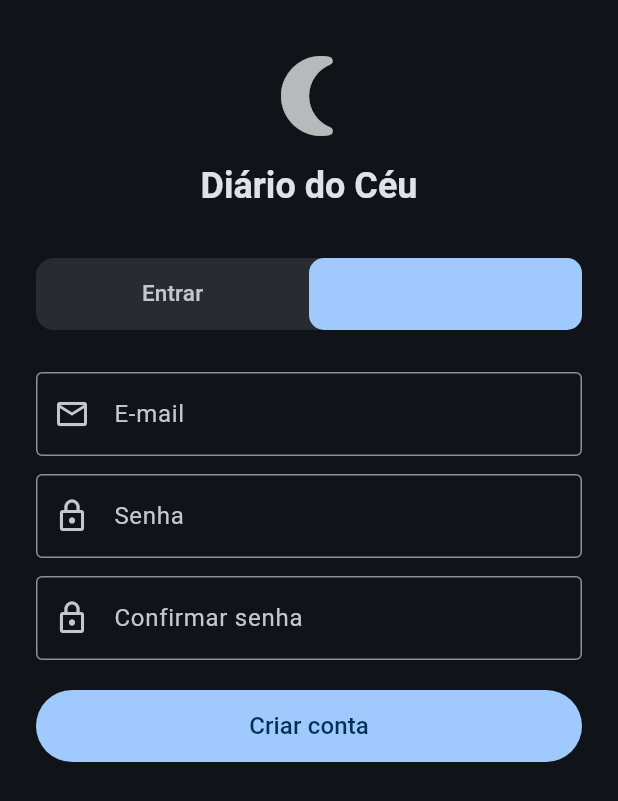
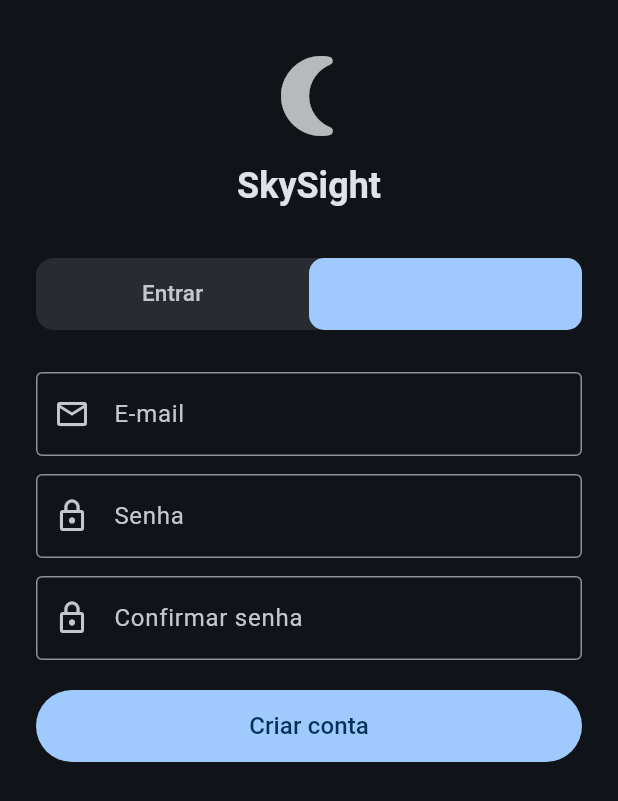
Before and after one commit to pietrabatista/ponderada-flutter-mobile, a Flutter app: the screen it shows after launch, on a phone screen of 412 x 824 dp. Shown: the top 801 px of the screen. Run offline on Flutter 3.47's test engine with Material 3 defaults, Android fonts, the phone set to English and light mode, and no system bars; our stand-ins replace flutter_local_notifications, geolocator, image_picker, share_plus, shared_preferences, supabase_flutter and 1 more; accounts and stored records are empty.

Commit message:
chore: renomeia app para SkySight

```diff
--- a/lib/main.dart
+++ b/lib/main.dart
@@ -57,7 +57,7 @@ class DiarioDoCeuApp extends StatelessWidget {
     }
 
     return MaterialApp(
-      title: 'Diário do Céu',
+      title: 'SkySight',
       debugShowCheckedModeBanner: false,
       theme: ThemeData(
         colorScheme: ColorScheme.fromSeed(
--- a/lib/screens/auth_screen.dart
+++ b/lib/screens/auth_screen.dart
@@ -37,7 +37,7 @@ class _AuthScreenState extends State<AuthScreen>
               const Icon(Icons.nightlight_round, size: 64, color: Colors.white70),
               const SizedBox(height: 12),
               Text(
-                'Diário do Céu',
+                'SkySight',
                 style: Theme.of(context).textTheme.headlineSmall?.copyWith(
                       fontWeight: FontWeight.bold,
                     ),
--- a/lib/screens/home_screen.dart
+++ b/lib/screens/home_screen.dart
@@ -21,7 +21,7 @@ class HomeScreen extends StatelessWidget {
   Widget build(BuildContext context) {
     return Scaffold(
       appBar: AppBar(
-        title: const Text('Diário do Céu'),
+        title: const Text('SkySight'),
         centerTitle: false,
       ),
       body: ListView(
--- a/lib/screens/observation_detail_screen.dart
+++ b/lib/screens/observation_detail_screen.dart
@@ -22,7 +22,7 @@ class ObservationDetailScreen extends StatelessWidget {
   }
 
   String get _shareText {
-    return 'Vi ${observation.titulo} em $_formattedDate! via Diário do Céu ✨';
+    return 'Vi ${observation.titulo} em $_formattedDate! via SkySight ✨';
   }
 
   Future<void> _share(BuildContext context) async {
--- a/pubspec.yaml
+++ b/pubspec.yaml
@@ -1,5 +1,5 @@
 name: diario_do_ceu
-description: "Diário do Céu — registre suas observações astronômicas."
+description: "SkySight — registre suas observações astronômicas."
 # The following line prevents the package from being accidentally published to
 # pub.dev using `flutter pub publish`. This is preferred for private packages.
 publish_to: 'none' # Remove this line if you wish to publish to pub.dev
```
Also changed, not shown: 3 other files.
